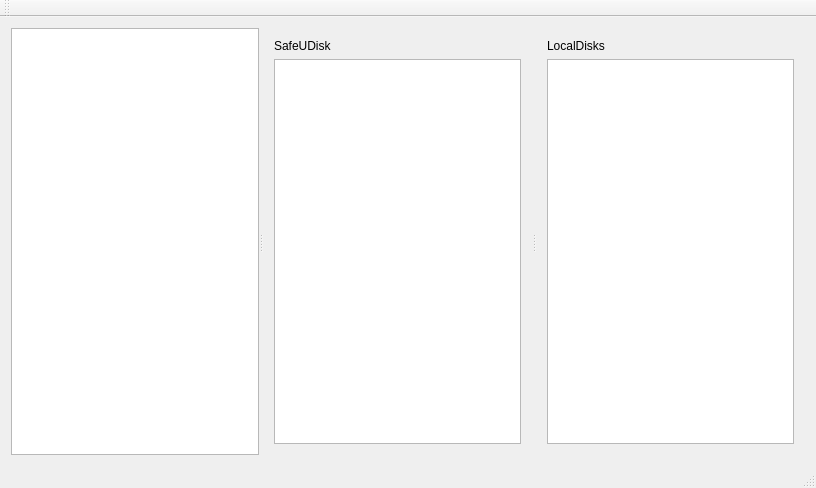
The window that CSafeUExplorer.ui (aspirefhaha/SafeUExplorer) describes before a commit, drawn with Qt 5.
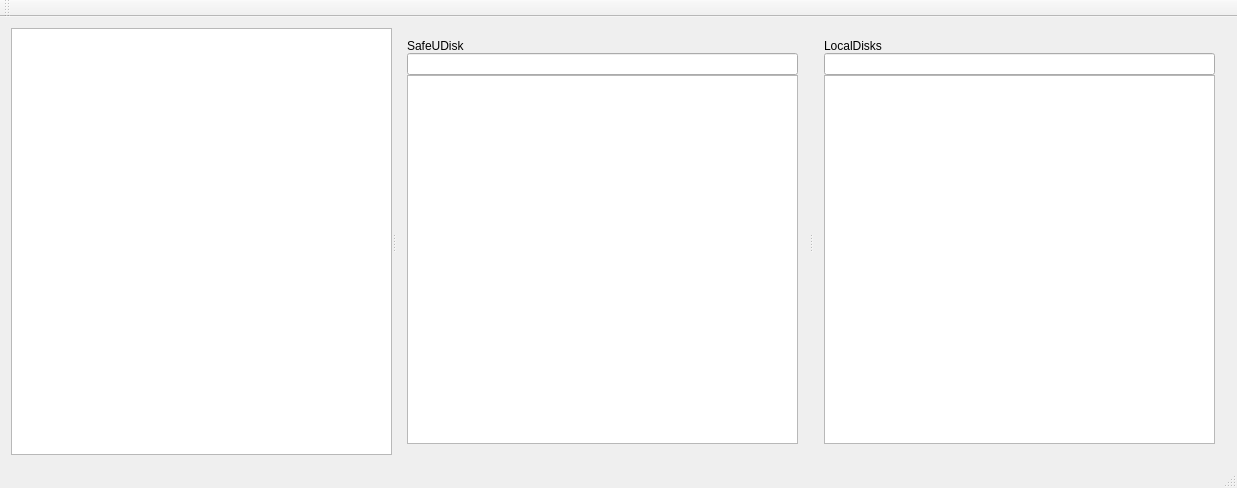
The same window after the commit. Icons and pictures are not drawn.

What changed in the file:
```diff
--- a/CSafeUExplorer.ui
+++ b/CSafeUExplorer.ui
@@ -6,7 +6,7 @@
    <rect>
     <x>0</x>
     <y>0</y>
-    <width>816</width>
+    <width>1237</width>
     <height>488</height>
    </rect>
   </property>
@@ -20,9 +20,12 @@
       <property name="orientation">
        <enum>Qt::Horizontal</enum>
       </property>
-      <widget class="QTableView" name="tvGlobal"/>
-      <widget class="QWidget" name="layoutWidget">
-       <layout class="QVBoxLayout" name="verticalLayout">
+      <widget class="QTreeView" name="tvGlobal"/>
+      <widget class="QWidget" name="layoutWidget1">
+       <layout class="QVBoxLayout" name="UverticalLayout">
+        <property name="spacing">
+         <number>0</number>
+        </property>
         <item>
          <widget class="QLabel" name="label">
           <property name="text">
@@ -31,12 +34,32 @@
          </widget>
         </item>
         <item>
-         <widget class="QTreeView" name="tvSafeUDisk"/>
+         <widget class="QLineEdit" name="leUDisk">
+          <property name="enabled">
+           <bool>true</bool>
+          </property>
+          <property name="frame">
+           <bool>true</bool>
+          </property>
+          <property name="readOnly">
+           <bool>true</bool>
+          </property>
+         </widget>
+        </item>
+        <item>
+         <widget class="QTreeView" name="tvSafeUDisk">
+          <property name="lineWidth">
+           <number>1</number>
+          </property>
+         </widget>
         </item>
        </layout>
       </widget>
-      <widget class="QWidget" name="layoutWidget">
-       <layout class="QVBoxLayout" name="verticalLayout_2">
+      <widget class="QWidget" name="layoutWidget2">
+       <layout class="QVBoxLayout" name="LverticalLayout">
+        <property name="spacing">
+         <number>0</number>
+        </property>
         <item>
          <widget class="QLabel" name="label_2">
           <property name="text">
@@ -44,6 +67,16 @@
           </property>
          </widget>
         </item>
+        <item>
+         <widget class="QLineEdit" name="leLocal">
+          <property name="frame">
+           <bool>true</bool>
+          </property>
+          <property name="readOnly">
+           <bool>true</bool>
+          </property>
+         </widget>
+        </item>
         <item>
          <widget class="QTreeView" name="tvLocalDisks"/>
         </item>
```
Left out of the diff: 4 changed lines with no effect on the pictures.
